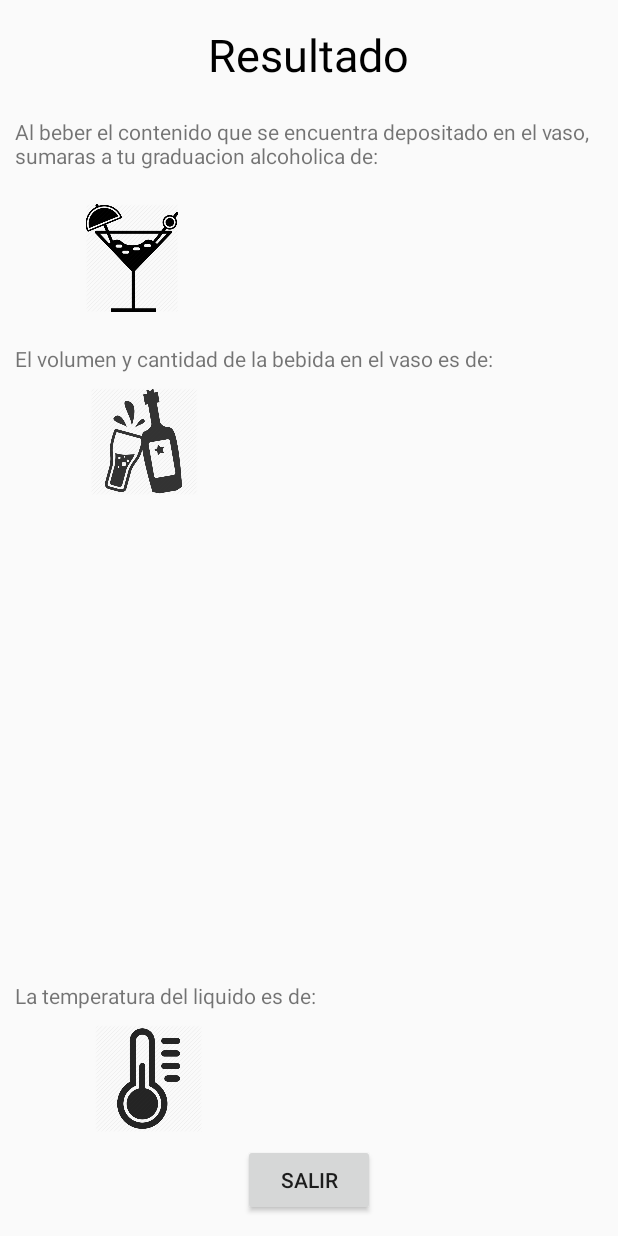
After one commit to SOAUnlam/VasoInteligente, an Android app: the layout activity_result.xml on its own in the app's theme, with its tools: preview values and no code run, on a phone screen of 412 x 824 dp. The commit adds this screen. Run offline under Robolectric (Android 15) with nearby library versions, the phone set to English and light mode, and no system bars.

Commit message:
Modificaciones en los resultados

```diff
--- a/Sistema Android/app/src/main/AndroidManifest.xml
+++ b/Sistema Android/app/src/main/AndroidManifest.xml
@@ -16,7 +16,7 @@
         <activity android:name=".ParamActivity"></activity>
         <activity android:name=".MainActivity"></activity>
         <activity
-            android:name=".ActivityDos"
+            android:name=".ResultActivity"
             android:label="@string/title_activity_dos"
             android:theme="@style/AppTheme" />
         <activity
--- /dev/null
+++ b/Sistema Android/app/src/main/res/layout/activity_result.xml
@@ -0,0 +1,119 @@
+<?xml version="1.0" encoding="utf-8"?>
+<RelativeLayout xmlns:android="http://schemas.android.com/apk/res/android"
+    xmlns:app="http://schemas.android.com/apk/res-auto"
+    xmlns:tools="http://schemas.android.com/tools"
+    android:layout_width="match_parent"
+    android:layout_height="match_parent"
+    tools:context=".ResultActivity">
+
+    <TextView
+        android:id="@+id/textView6"
+        android:layout_width="match_parent"
+        android:layout_height="wrap_content"
+        android:layout_above="@+id/imageView"
+        android:layout_alignParentStart="true"
+        android:padding="10dp"
+        android:text="La temperatura del liquido es de:" />
+
+    <TextView
+        android:id="@+id/textView4"
+        android:layout_width="match_parent"
+        android:layout_height="wrap_content"
+        android:layout_alignParentStart="true"
+        android:layout_alignParentTop="true"
+        android:layout_marginTop="219dp"
+        android:padding="10dp"
+        android:text="El volumen y cantidad de la bebida en el vaso es de:" />
+
+    <TextView
+        android:id="@+id/txtMiligramos"
+        android:layout_width="224dp"
+        android:layout_height="wrap_content"
+        android:layout_alignParentTop="true"
+        android:layout_alignStart="@+id/txtGraduacion"
+        android:layout_marginTop="152dp"
+        android:textColor="@color/colorAccent"
+        android:textSize="36sp"
+        android:textStyle="bold" />
+
+    <TextView
+        android:id="@+id/txtTemperatura"
+        android:layout_width="227dp"
+        android:layout_height="wrap_content"
+        android:layout_alignParentBottom="true"
+        android:layout_alignStart="@+id/txtMiligramos"
+        android:layout_marginBottom="79dp"
+        android:layout_marginStart="-3dp"
+        android:textColor="@color/colorAccent"
+        android:textSize="36sp"
+        android:textStyle="bold" />
+
+    <TextView
+        android:id="@+id/txtGraduacion"
+        android:layout_width="235dp"
+        android:layout_height="wrap_content"
+        android:layout_alignParentBottom="true"
+        android:layout_alignParentEnd="true"
+        android:layout_marginBottom="205dp"
+        android:textColor="@color/colorAccent"
+        android:textSize="24sp"
+        android:textStyle="bold" />
+
+    <ImageView
+        android:id="@+id/imageView"
+        android:layout_width="71dp"
+        android:layout_height="71dp"
+        android:layout_alignParentBottom="true"
+        android:layout_alignParentStart="true"
+        android:layout_marginBottom="69dp"
+        android:layout_marginStart="63dp"
+        android:src="@drawable/temp" />
+
+    <ImageView
+        android:id="@+id/imageView3"
+        android:layout_width="69dp"
+        android:layout_height="72dp"
+        android:layout_alignParentTop="true"
+        android:layout_alignStart="@+id/imageView5"
+        android:layout_marginTop="136dp"
+        android:src="@drawable/cocktail" />
+
+    <TextView
+        android:id="@+id/textView3"
+        android:layout_width="match_parent"
+        android:layout_height="wrap_content"
+        android:layout_alignParentStart="true"
+        android:layout_alignParentTop="true"
+        android:layout_marginTop="68dp"
+        android:padding="10dp"
+        android:text="Al beber el contenido que se encuentra depositado en el vaso, sumaras a tu graduacion alcoholica de:" />
+
+    <TextView
+        android:id="@+id/textView5"
+        android:layout_width="wrap_content"
+        android:layout_height="wrap_content"
+        android:layout_alignParentTop="true"
+        android:layout_centerHorizontal="true"
+        android:layout_marginTop="16dp"
+        android:text="Resultado"
+        android:textColor="@color/colorAccent"
+        android:textSize="30sp" />
+
+    <Button
+        android:id="@+id/btnSalir"
+        android:layout_width="wrap_content"
+        android:layout_height="wrap_content"
+        android:layout_alignParentBottom="true"
+        android:layout_centerHorizontal="true"
+        android:layout_marginBottom="13dp"
+        android:text="Salir" />
+
+    <ImageView
+        android:id="@+id/imageView5"
+        android:layout_width="85dp"
+        android:layout_height="71dp"
+        android:layout_alignParentStart="true"
+        android:layout_below="@+id/textView4"
+        android:layout_marginStart="53dp"
+        android:src="@drawable/grad" />
+</RelativeLayout>
--- a/Sistema Android/app/src/main/res/layout/activity_splash.xml
+++ b/Sistema Android/app/src/main/res/layout/activity_splash.xml
@@ -22,6 +22,6 @@
         android:gravity="center_horizontal"
         android:text="Vaso Inteligente"
         android:textAppearance="@style/TextAppearance.AppCompat.Body2"
-        android:textSize="30sp"
+        android:textSize="36sp"
         tools:layout_width="match_parent" />
 </LinearLayout>
--- a/Sistema Android/app/src/main/res/values/colors.xml
+++ b/Sistema Android/app/src/main/res/values/colors.xml
@@ -1,6 +1,6 @@
 <?xml version="1.0" encoding="utf-8"?>
 <resources>
     <color name="colorPrimary">#26B7D4</color>
-    <color name="colorPrimaryDark">#1b7b8e</color>
-    <color name="colorAccent">#EAEAEA</color>
+    <color name="colorPrimaryDark">#AAA</color>
+    <color name="colorAccent">#000000</color>
 </resources>
```
Also changed, not shown: Sistema Android/app/src/main/java/com/test/primerproyecto/ActivityDos.java (deleted, +0 -34 lines), Sistema Android/app/src/main/java/com/test/primerproyecto/MainActivity.java (+3 -1 lines), Sistema Android/app/src/main/java/com/test/primerproyecto/ParamActivity.java (+58 -60 lines), Sistema Android/app/src/main/java/com/test/primerproyecto/ResultActivity.java (added, +57 -0 lines), Sistema Android/app/src/main/java/com/test/primerproyecto/SplashActivity.java (+3 -2 lines), Sistema Android/app/src/main/res/layout/activity_dos.xml (deleted, +0 -15 lines), Sistema Android/app/src/main/res/layout/activity_pantalla_principal.xml (+54 -82 lines), Sistema Android/app/src/main/res/drawable/cocktail.png (added), Sistema Android/app/src/main/res/drawable/grad.png (added), Sistema Android/app/src/main/res/drawable/temp.png (added), 2 other files.
